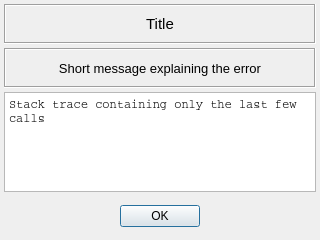
Old version of the form vibra/interface/data/ui_files/messages/exception_message.ui in the repository MOPT-UFSC/VIBRA.
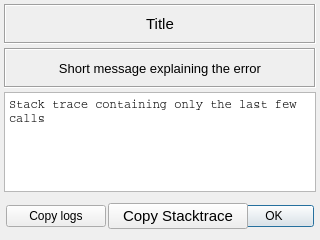
New version of the form.

Commit message: add a button to copy logs and traceback

What changed in the file:
```diff
--- a/vibra/interface/data/ui_files/messages/exception_message.ui
+++ b/vibra/interface/data/ui_files/messages/exception_message.ui
@@ -21,7 +21,7 @@
   </property>
   <property name="maximumSize">
    <size>
-    <width>600</width>
+    <width>900</width>
     <height>600</height>
    </size>
   </property>
@@ -259,7 +259,7 @@
       <property name="spacing">
        <number>2</number>
       </property>
-      <item row="0" column="0">
+      <item row="0" column="3">
        <widget class="QPushButton" name="ok_button">
         <property name="minimumSize">
          <size>
@@ -284,6 +284,49 @@
         </property>
        </widget>
       </item>
+      <item row="0" column="1">
+       <widget class="QPushButton" name="copy_log_button">
+        <property name="minimumSize">
+         <size>
+          <width>100</width>
+          <height>0</height>
+         </size>
+        </property>
+        <property name="maximumSize">
+         <size>
+          <width>100</width>
+          <height>16777215</height>
+         </size>
+        </property>
+        <property name="text">
+         <string>Copy logs</string>
+        </property>
+       </widget>
+      </item>
+      <item row="0" column="2">
+       <widget class="QPushButton" name="copy_stacktrace_button">
+        <property name="minimumSize">
+         <size>
+          <width>140</width>
+          <height>0</height>
+         </size>
+        </property>
+        <property name="maximumSize">
+         <size>
+          <width>140</width>
+          <height>16777215</height>
+         </size>
+        </property>
+        <property name="font">
+         <font>
+          <pointsize>11</pointsize>
+         </font>
+        </property>
+        <property name="text">
+         <string>Copy Stacktrace</string>
+        </property>
+       </widget>
+      </item>
      </layout>
     </widget>
    </item>
```
The commit also changes 4 other files.
